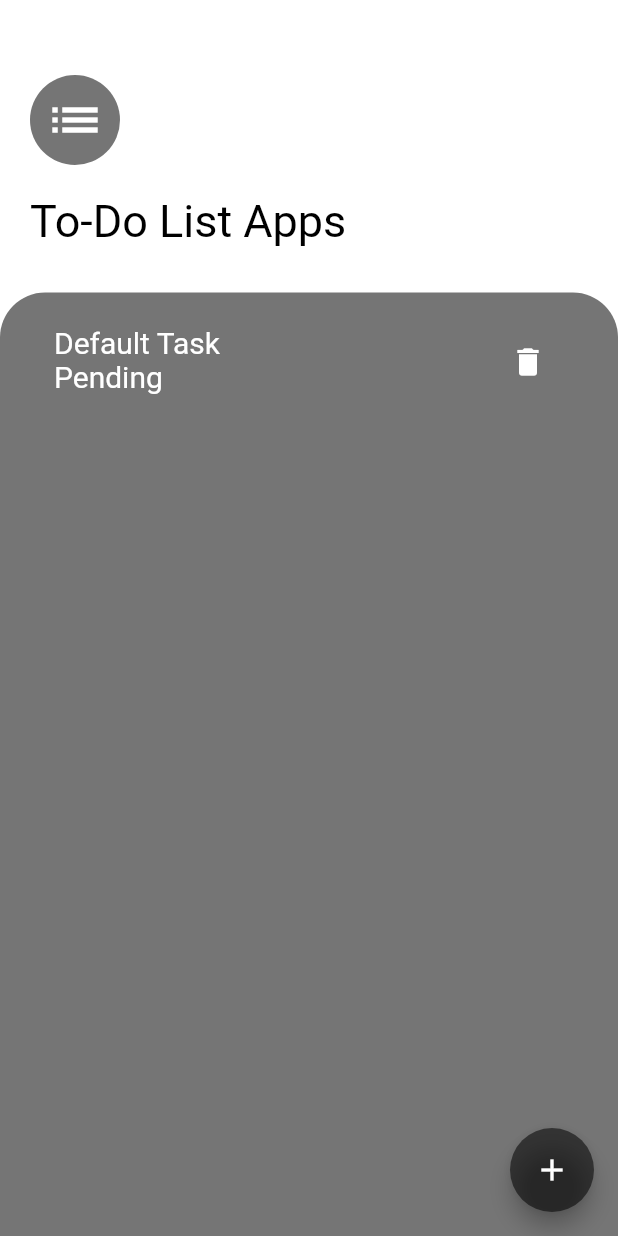
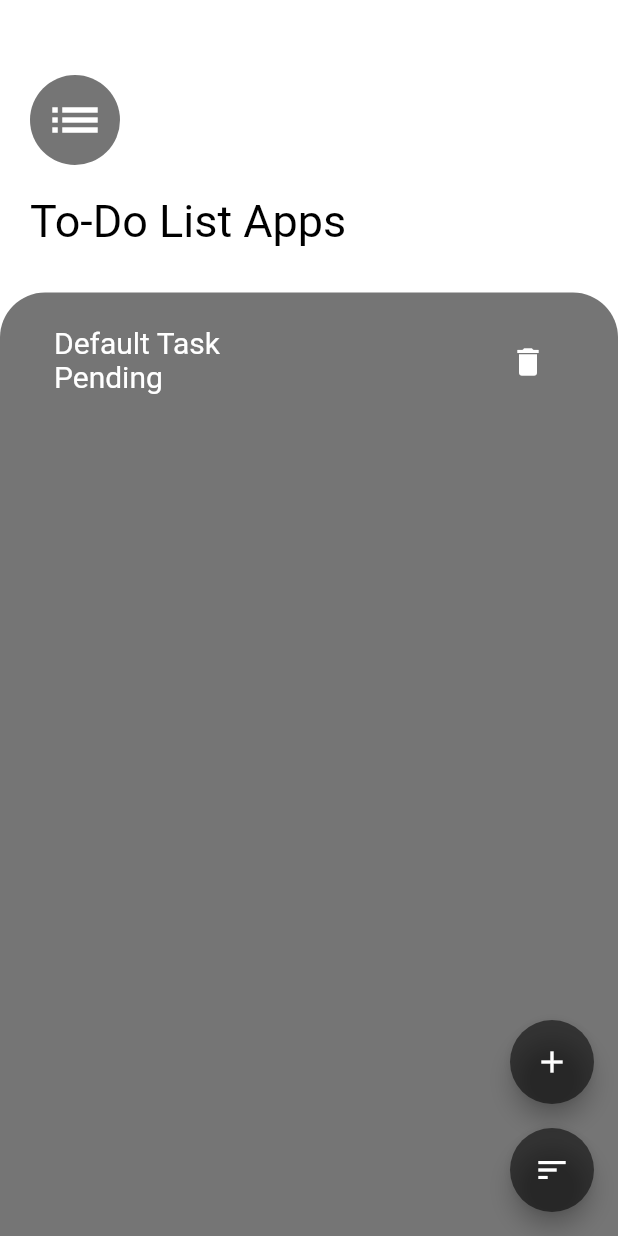
Before and after one commit to ChristianAsilo/To-Do-List-App, a Flutter app: the screen it shows after launch, on a phone screen of 412 x 824 dp. Run offline on Flutter 3.47's test engine with Material 2 defaults, Android fonts, the phone set to English and light mode, and no system bars.

Commit message:
feat: Added sort function - Created sort task dialog - Created reusbale floating action button widget - Modified List Model - Added alphabetically, status, creation date sorting function

```diff
--- a/lib/model/list_model.dart
+++ b/lib/model/list_model.dart
@@ -19,7 +19,7 @@ extension TaskStatusExtension on TaskStatus {
   }
 }
 
-class ListModel {
+class ListModel implements Comparable<ListModel> {
   final String text;
   final DateTime creationDate;
   TaskStatus status;
@@ -29,4 +29,9 @@ class ListModel {
     required this.creationDate,
     this.status = TaskStatus.pending,
   });
+
+  @override
+  int compareTo(ListModel other) {
+    return creationDate.compareTo(other.creationDate);
+  }
 }
--- /dev/null
+++ b/lib/widget/floating_action_button.dart
@@ -0,0 +1,33 @@
+import 'package:flutter/material.dart';
+
+class CustomFloatingActionButton extends StatelessWidget {
+  const CustomFloatingActionButton({
+    Key? key,
+    required this.onAddPressed,
+    required this.onSortPressed,
+  }) : super(key: key);
+
+  final VoidCallback onAddPressed;
+  final VoidCallback onSortPressed;
+
+  @override
+  Widget build(BuildContext context) {
+    return Column(
+      mainAxisAlignment: MainAxisAlignment.end,
+      crossAxisAlignment: CrossAxisAlignment.end,
+      children: [
+        FloatingActionButton(
+          onPressed: onAddPressed,
+          backgroundColor: Colors.black54,
+          child: const Icon(Icons.add),
+        ),
+        const SizedBox(height: 16),
+        FloatingActionButton(
+          onPressed: onSortPressed,
+          backgroundColor: Colors.black54,
+          child: const Icon(Icons.sort),
+        ),
+      ],
+    );
+  }
+}
```
Also changed, not shown: lib/feature/to_do_app_home_page.dart (+16 -5 lines), lib/provider/task_management.dart (+15 -1 lines), lib/widget/sort_task_dialog.dart (added, +50 -0 lines).
